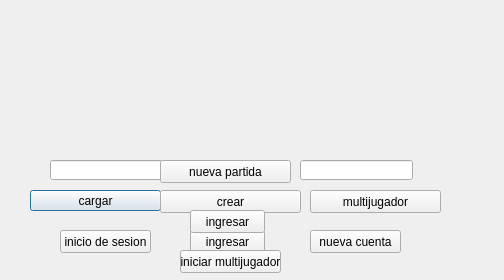
This is Videojuego/inicio.ui in Pablo9925/Proyecto_Final_Info as Qt 5 draws it before an edit. The edited form follows.
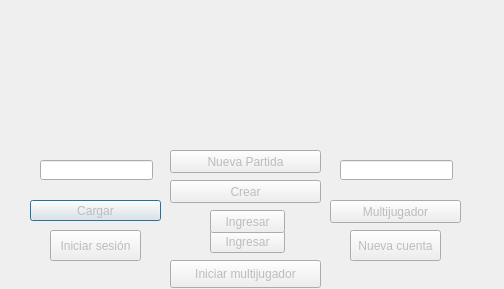
This is the edited form. Icons and pictures are not drawn.

Diff of the .ui file:
```diff
--- a/Videojuego/inicio.ui
+++ b/Videojuego/inicio.ui
@@ -7,9 +7,136 @@
     <x>0</x>
     <y>0</y>
     <width>504</width>
-    <height>280</height>
+    <height>289</height>
    </rect>
   </property>
+  <property name="palette">
+   <palette>
+    <active>
+     <colorrole role="WindowText">
+      <brush brushstyle="SolidPattern">
+       <color alpha="255">
+        <red>255</red>
+        <green>255</green>
+        <blue>255</blue>
+       </color>
+      </brush>
+     </colorrole>
+     <colorrole role="Text">
+      <brush brushstyle="SolidPattern">
+       <color alpha="255">
+        <red>255</red>
+        <green>255</green>
+        <blue>255</blue>
+       </color>
+      </brush>
+     </colorrole>
+     <colorrole role="ButtonText">
+      <brush brushstyle="SolidPattern">
+       <color alpha="255">
+        <red>189</red>
+        <green>187</green>
+        <blue>191</blue>
+       </color>
+      </brush>
+     </colorrole>
+     <colorrole role="ToolTipText">
+      <brush brushstyle="SolidPattern">
+       <color alpha="255">
+        <red>255</red>
+        <green>255</green>
+        <blue>255</blue>
+       </color>
+      </brush>
+     </colorrole>
+    </active>
+    <inactive>
+     <colorrole role="WindowText">
+      <brush brushstyle="SolidPattern">
+       <color alpha="255">
+        <red>255</red>
+        <green>255</green>
+        <blue>255</blue>
+       </color>
+      </brush>
+     </colorrole>
+     <colorrole role="Text">
+      <brush brushstyle="SolidPattern">
+       <color alpha="255">
+        <red>255</red>
+        <green>255</green>
+        <blue>255</blue>
+       </color>
+      </brush>
+     </colorrole>
+     <colorrole role="ButtonText">
+      <brush brushstyle="SolidPattern">
+       <color alpha="255">
+        <red>189</red>
+        <green>187</green>
+        <blue>191</blue>
+       </color>
+      </brush>
+     </colorrole>
+     <colorrole role="ToolTipText">
+      <brush brushstyle="SolidPattern">
+       <color alpha="255">
+        <red>255</red>
+        <green>255</green>
+        <blue>255</blue>
+       </color>
+      </brush>
+     </colorrole>
+    </inactive>
+    <disabled>
+     <colorrole role="WindowText">
+      <brush brushstyle="SolidPattern">
+       <color alpha="255">
+        <red>120</red>
+        <green>120</green>
+        <blue>120</blue>
+       </color>
+      </brush>
+     </colorrole>
+     <colorrole role="Text">
+      <brush brushstyle="SolidPattern">
+       <color alpha="255">
+        <red>120</red>
+        <green>120</green>
+        <blue>120</blue>
+       </color>
+      </brush>
+     </colorrole>
+     <colorrole role="ButtonText">
+      <brush brushstyle="SolidPattern">
+       <color alpha="255">
+        <red>120</red>
+        <green>120</green>
+        <blue>120</blue>
+       </color>
+      </brush>
+     </colorrole>
+     <colorrole role="ToolTipText">
+      <brush brushstyle="SolidPattern">
+       <color alpha="255">
+        <red>255</red>
+        <green>255</green>
+        <blue>255</blue>
+       </color>
+      </brush>
+     </colorrole>
+    </disabled>
+   </palette>
+  </property>
+  <property name="font">
+   <font>
+    <weight>50</weight>
+    <bold>false</bold>
+   </font>
+  </property>
+  <property name="contextMenuPolicy">
+   <enum>Qt::DefaultContextMenu</enum>
+  </property>
   <property name="windowTitle">
    <string>Dialog</string>
   </property>
@@ -19,7 +146,7 @@
   <widget class="QLineEdit" name="uss">
    <property name="geometry">
     <rect>
-     <x>50</x>
+     <x>40</x>
      <y>160</y>
      <width>113</width>
      <height>20</height>
@@ -32,7 +159,7 @@
   <widget class="QLineEdit" name="pass">
    <property name="geometry">
     <rect>
-     <x>300</x>
+     <x>340</x>
      <y>160</y>
      <width>113</width>
      <height>20</height>
@@ -52,7 +179,7 @@
    <property name="geometry">
     <rect>
      <x>30</x>
-     <y>190</y>
+     <y>200</y>
      <width>131</width>
      <height>21</height>
     </rect>
@@ -61,14 +188,14 @@
     <string notr="true">Background-image:url(:/sprites personaje/Dead (5).png)</string>
    </property>
    <property name="text">
-    <string>cargar</string>
+    <string>Cargar</string>
    </property>
   </widget>
   <widget class="QPushButton" name="multijugador">
    <property name="geometry">
     <rect>
-     <x>310</x>
-     <y>190</y>
+     <x>330</x>
+     <y>200</y>
      <width>131</width>
      <height>23</height>
     </rect>
@@ -77,15 +204,15 @@
     <string notr="true">Background-image:url(:/sprites personaje/Dead (5).png)</string>
    </property>
    <property name="text">
-    <string>multijugador</string>
+    <string>Multijugador</string>
    </property>
   </widget>
   <widget class="QPushButton" name="crear">
    <property name="geometry">
     <rect>
-     <x>160</x>
-     <y>190</y>
-     <width>141</width>
+     <x>170</x>
+     <y>180</y>
+     <width>151</width>
      <height>23</height>
     </rect>
    </property>
@@ -93,45 +220,45 @@
     <string notr="true">Background-image:url(:/sprites personaje/Dead (5).png)</string>
    </property>
    <property name="text">
-    <string>crear</string>
+    <string>Crear</string>
    </property>
   </widget>
   <widget class="QPushButton" name="inicio_2">
    <property name="geometry">
     <rect>
-     <x>60</x>
+     <x>50</x>
      <y>230</y>
      <width>91</width>
-     <height>23</height>
+     <height>31</height>
     </rect>
    </property>
    <property name="styleSheet">
     <string notr="true">Background-image:url(:/sprites personaje/Dead (5).png)</string>
    </property>
    <property name="text">
-    <string>inicio de sesion</string>
+    <string>Iniciar sesión</string>
    </property>
   </widget>
   <widget class="QPushButton" name="cuentanueva">
    <property name="geometry">
     <rect>
-     <x>310</x>
+     <x>350</x>
      <y>230</y>
      <width>91</width>
-     <height>23</height>
+     <height>31</height>
     </rect>
    </property>
    <property name="styleSheet">
     <string notr="true">Background-image:url(:/sprites personaje/Dead (5).png)</string>
    </property>
    <property name="text">
-    <string>nueva cuenta</string>
+    <string>Nueva cuenta</string>
    </property>
   </widget>
   <widget class="QPushButton" name="ingresar">
    <property name="geometry">
     <rect>
-     <x>190</x>
+     <x>210</x>
      <y>230</y>
      <width>75</width>
      <height>23</height>
@@ -141,15 +268,15 @@
     <string notr="true">Background-image:url(:/sprites personaje/Dead (5).png)</string>
    </property>
    <property name="text">
-    <string>ingresar</string>
+    <string>Ingresar</string>
    </property>
   </widget>
   <widget class="QPushButton" name="nuevapartida">
    <property name="geometry">
     <rect>
-     <x>160</x>
-     <y>160</y>
-     <width>131</width>
+     <x>170</x>
+     <y>150</y>
+     <width>151</width>
      <height>23</height>
     </rect>
    </property>
@@ -157,13 +284,13 @@
     <string notr="true">Background-image:url(:/sprites personaje/Dead (5).png)</string>
    </property>
    <property name="text">
-    <string>nueva partida</string>
+    <string>Nueva Partida</string>
    </property>
   </widget>
   <widget class="QPushButton" name="ingresar2">
    <property name="geometry">
     <rect>
-     <x>190</x>
+     <x>210</x>
      <y>210</y>
      <width>75</width>
      <height>23</height>
@@ -173,23 +300,23 @@
     <string notr="true">Background-image:url(:/sprites personaje/Dead (5).png)</string>
    </property>
    <property name="text">
-    <string>ingresar</string>
+    <string>Ingresar</string>
    </property>
   </widget>
   <widget class="QPushButton" name="partidamulti">
    <property name="geometry">
     <rect>
-     <x>180</x>
-     <y>250</y>
-     <width>101</width>
-     <height>23</height>
+     <x>170</x>
+     <y>260</y>
+     <width>151</width>
+     <height>28</height>
     </rect>
    </property>
    <property name="styleSheet">
     <string notr="true">Background-image:url(:/sprites personaje/Dead (5).png)</string>
    </property>
    <property name="text">
-    <string>iniciar multijugador</string>
+    <string>Iniciar multijugador</string>
    </property>
   </widget>
  </widget>
```
Left out of the diff: 6 changed lines with no effect on the pictures.
